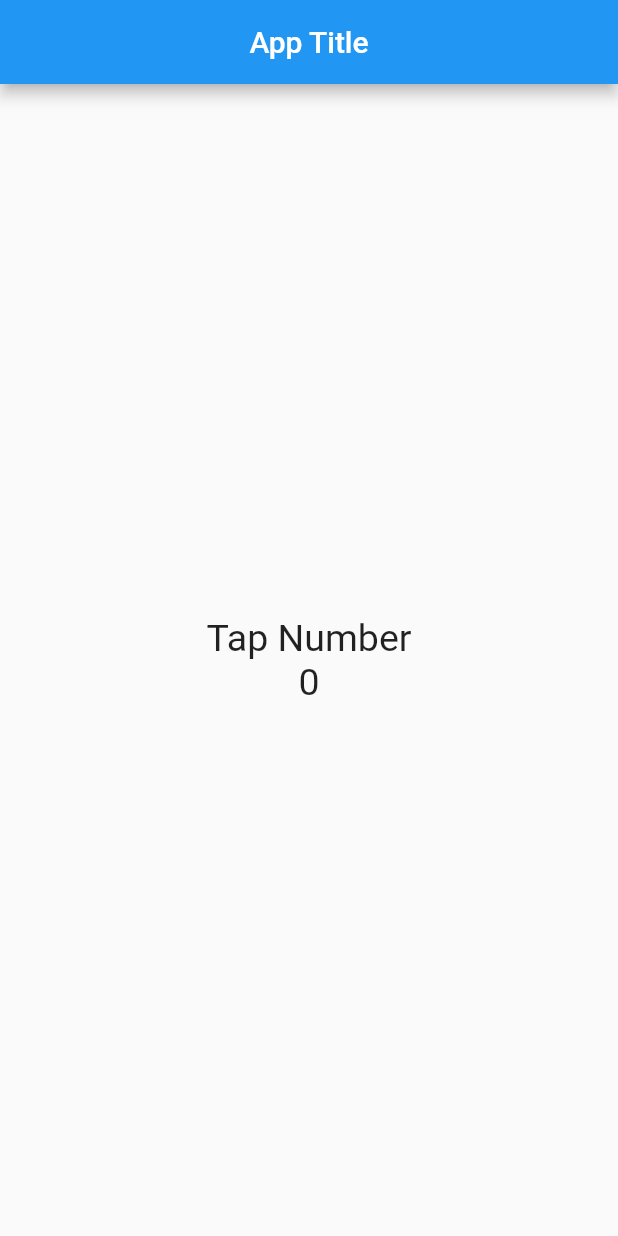
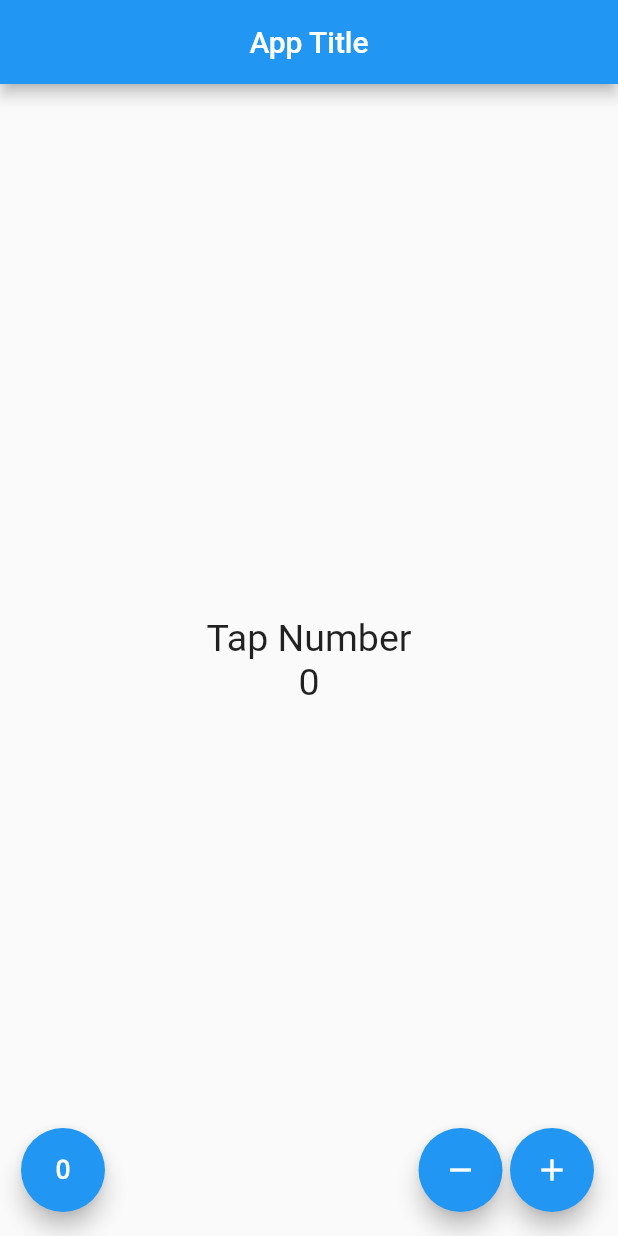
Before and after one commit to efeceve/contador, a Flutter app: the screen it shows after launch, on a phone screen of 412 x 824 dp. Run offline on Flutter 3.47's test engine with Material 2 defaults, Android fonts, the phone set to English and light mode, and no system bars.

Commit message:
some new functions added to my first flutter app

```diff
--- a/lib/src/app.dart
+++ b/lib/src/app.dart
@@ -1,12 +1,15 @@
+import 'package:contador/src/pages/contador_page.dart';
+import 'package:flutter/material.dart';
 import 'package:contador/src/pages/home_page.dart';
-import 'package:flutter/material.dart';
 
 class myApp extends StatelessWidget {
   @override
   build(context) {
     return MaterialApp(
+        debugShowCheckedModeBanner: false,
         home: Center(
-      child: HomePage(),
-    ));
+          //child: HomePage(),
+          child: ContadorPage(),
+        ));
   }
 }
--- /dev/null
+++ b/lib/src/pages/contador_page.dart
@@ -0,0 +1,65 @@
+import 'package:flutter/material.dart';
+
+class ContadorPage extends StatefulWidget {
+  @override
+  createState() => _ContadorPageState();
+}
+
+class _ContadorPageState extends State<ContadorPage> {
+  final TextStyle _estiloTexto = new TextStyle(fontSize: 25);
+  int _count = 0;
+
+  @override
+  Widget build(BuildContext context) {
+    return Scaffold(
+        appBar: AppBar(
+          title: Text('App Title'),
+          centerTitle: true,
+        ),
+        body: Center(
+            child: Column(
+          mainAxisAlignment: MainAxisAlignment.center,
+          children: [
+            Text(
+              'Tap Number',
+              style: _estiloTexto,
+            ),
+            Text(
+              '$_count',
+              style: _estiloTexto,
+            )
+          ],
+        )),
+        //floatingActionButtonLocation: FloatingActionButtonLocation.centerFloat,
+        floatingActionButton: _createButtons());
+  }
+
+  Widget _createButtons() {
+    return Row(
+      mainAxisAlignment: MainAxisAlignment.end,
+      children: [
+        SizedBox(
+          width: 30.0,
+        ),
+        FloatingActionButton(
+            child: Icon(Icons.exposure_zero), onPressed: _reset),
+        Expanded(child: SizedBox()),
+        FloatingActionButton(child: Icon(Icons.remove), onPressed: _subtract),
+        SizedBox(width: 5.0),
+        FloatingActionButton(child: Icon(Icons.add), onPressed: _add),
+      ],
+    );
+  }
+
+  void _add() {
+    setState(() => _count++);
+  }
+
+  void _subtract() {
+    setState(() => _count--);
+  }
+
+  void _reset() {
+    setState(() => _count = 0);
+  }
+}
--- a/lib/src/pages/home_page.dart
+++ b/lib/src/pages/home_page.dart
@@ -2,6 +2,7 @@ import 'package:flutter/material.dart';
 
 class HomePage extends StatelessWidget {
   final TextStyle estiloTexto = new TextStyle(fontSize: 25);
+  final int count = 10;
   @override
   Widget build(BuildContext context) {
     return Scaffold(
@@ -18,11 +19,19 @@ class HomePage extends StatelessWidget {
             style: estiloTexto,
           ),
           Text(
-            '0',
+            '$count',
             style: estiloTexto,
           )
         ],
       )),
+      //floatingActionButtonLocation: FloatingActionButtonLocation.centerFloat,
+      floatingActionButton: FloatingActionButton(
+        child: Icon(Icons.add),
+        onPressed: () {
+          print('Hello world');
+          //count++;
+        },
+      ),
     );
   }
 }
```
